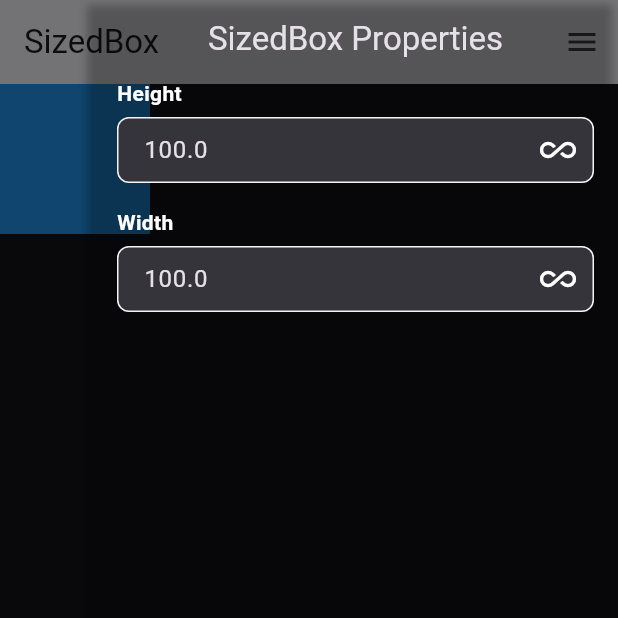
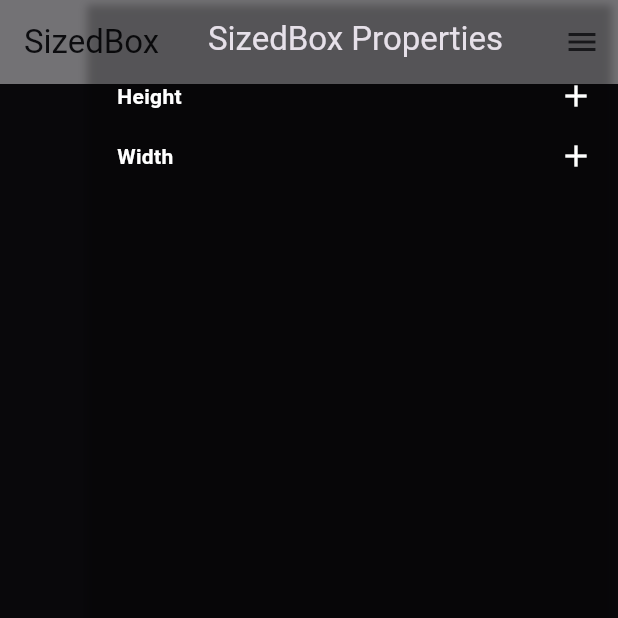
Before and after one commit to s4-ali/flutter_quest, a Flutter app: the screen it shows after launch, with the side drawer open, on a phone screen of 412 x 824 dp, the top half of it. Run offline on Flutter 3.47's test engine with Material 2 defaults, Android fonts, the phone set to English and light mode, and no system bars; our stand-ins replace responsive_builder.

Commit message:
#7: Added system for null values & abstracted field's title

```diff
--- /dev/null
+++ b/lib/widgets/field_title.dart
@@ -0,0 +1,68 @@
+import 'package:flutter/material.dart';
+import 'package:flutter_quest/core/property_provider.dart';
+
+import 'title_text.dart';
+
+class FieldTitle extends StatefulWidget {
+  final PropertyParams params;
+  final Widget? child;
+  final void Function(dynamic) onChanged;
+
+  const FieldTitle({
+    super.key,
+    required this.params,
+    this.child,
+    required this.onChanged,
+  });
+
+  @override
+  State<FieldTitle> createState() => _FieldTitleState();
+}
+
+class _FieldTitleState extends State<FieldTitle> {
+  bool get isEnabled => widget.child != null;
+
+  @override
+  Widget build(BuildContext context) {
+    final optionalIconButton = widget.params.isOptional
+        ? IconButton(
+            padding: const EdgeInsets.all(0),
+            onPressed: toggleField,
+            icon: Icon(
+              isEnabled ? Icons.close : Icons.add,
+              size: 24,
+            ),
+          )
+        : null;
+    return Column(
+      children: [
+        Row(
+          crossAxisAlignment: CrossAxisAlignment.center,
+          mainAxisAlignment: MainAxisAlignment.spaceBetween,
+          children: [
+            TitleText(widget.params.title),
+            SizedBox(
+              height: 24,
+              width: 24,
+              child: optionalIconButton,
+            )
+          ],
+        ),
+        if (isEnabled) ...[
+          const SizedBox(
+            height: 6,
+          ),
+          widget.child!,
+        ]
+      ],
+    );
+  }
+
+  void toggleField() {
+    if (isEnabled) {
+      widget.onChanged(null);
+    } else {
+      widget.onChanged(widget.params.defaultValue!);
+    }
+  }
+}
--- a/lib/widgets/fields/number_field.dart
+++ b/lib/widgets/fields/number_field.dart
@@ -3,13 +3,11 @@ import 'package:flutter/material.dart';
 import '../text_field.dart';
 
 class NumberField extends StatelessWidget {
-  final String title;
   final Function(num) onChanged;
   final num value;
 
   const NumberField({
     super.key,
-    required this.title,
     required this.onChanged,
     required this.value,
   });
@@ -17,7 +15,6 @@ class NumberField extends StatelessWidget {
   @override
   Widget build(BuildContext context) {
     return AppTextField(
-      title: title,
       onChanged: (text) {
         final number = num.tryParse(text);
         if(number != null) {
--- a/lib/widgets/text_field.dart
+++ b/lib/widgets/text_field.dart
@@ -1,8 +1,6 @@
 import 'package:flutter/material.dart';
-import 'package:flutter_quest/widgets/title_text.dart';
 
 class AppTextField extends StatelessWidget {
-  final String title;
   final Function(String) onChanged;
   final Widget suffixIcon;
   final TextEditingController controller;
@@ -10,7 +8,6 @@ class AppTextField extends StatelessWidget {
 
   const AppTextField({
     super.key,
-    required this.title,
     required this.onChanged,
     required this.suffixIcon,
     required this.controller,
@@ -19,15 +16,7 @@ class AppTextField extends StatelessWidget {
 
   @override
   Widget build(BuildContext context) {
-    return Column(
-      mainAxisAlignment: MainAxisAlignment.start,
-      crossAxisAlignment: CrossAxisAlignment.start,
-      children: [
-        TitleText(title),
-        const SizedBox(
-          height: 6,
-        ),
-        SizedBox(
+    return SizedBox(
       height: 44,
       child: TextField(
         textAlignVertical: TextAlignVertical.center,
@@ -59,8 +48,6 @@ class AppTextField extends StatelessWidget {
         keyboardType: keyboardType,
         onSubmitted: onChanged,
       ),
-        ),
-      ],
     );
   }
 }
```
Also changed, not shown: lib/core/property_provider.dart (+26 -12 lines), lib/property_fields/enums.dart (+12 -9 lines), lib/property_fields/number_field.dart (+30 -22 lines). Lines whose indentation alone changed are shown as unchanged.
